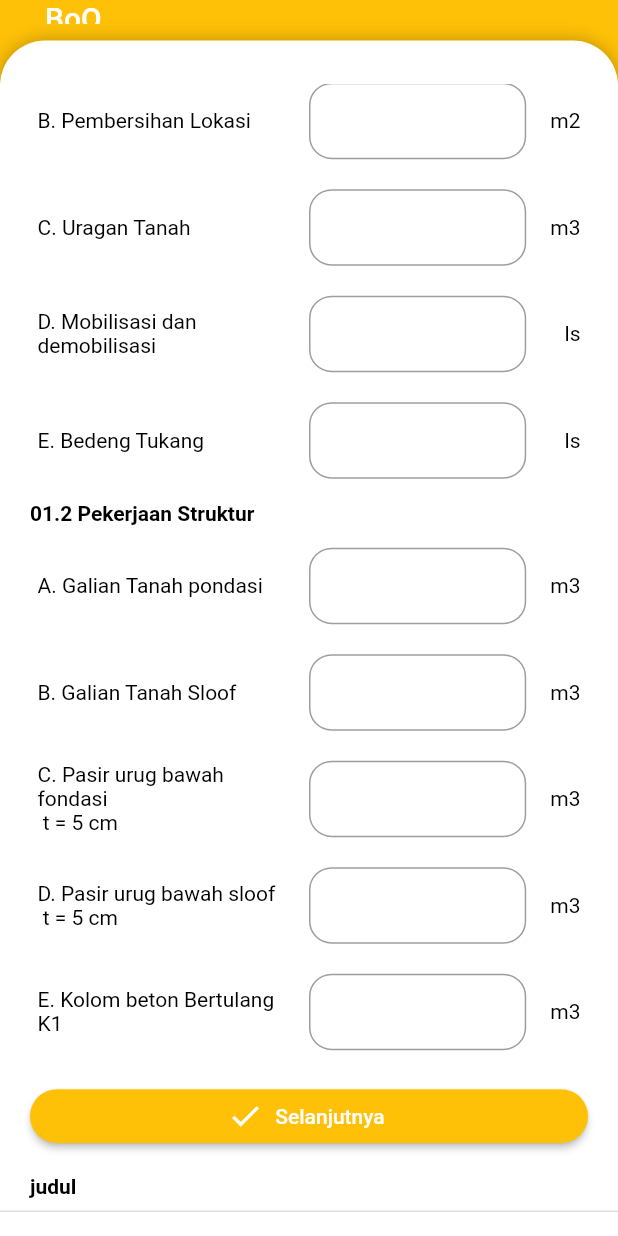
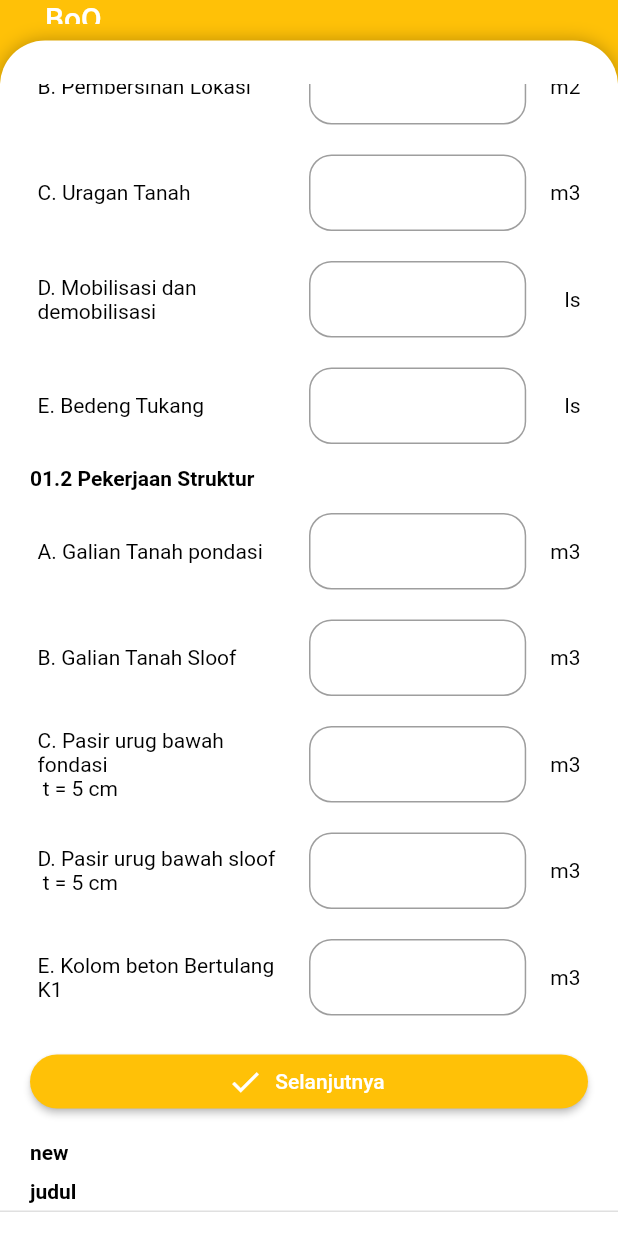
Before and after one commit to qisashasanudin/bangunin_id, a Flutter app: the ProjectBoQ screen opened directly with empty values, scrolled down 489 dp, on a phone screen of 412 x 824 dp. Run offline on Flutter 3.47's test engine with Material 2 defaults, Android fonts, the phone set to English and light mode, and no system bars; our stand-ins replace cloud_firestore, firebase_auth, firebase_core, firebase_storage, flutter_speed_dial, flutter_spinkit and 5 more; accounts and stored records are empty.

Commit message:
new commit

```diff
--- a/lib/screens/mainmenu/home/projects/edit_project/project_BoQ.dart
+++ b/lib/screens/mainmenu/home/projects/edit_project/project_BoQ.dart
@@ -66,6 +66,7 @@ class _ProjectBoQState extends State<ProjectBoQ> {
               _formFill('D. Pasir urug bawah sloof\n t = 5 cm', 'm3'),
               _formFill('E. Kolom beton Bertulang K1', 'm3'),
               _nextButton(input),
+              _judul('new'),
               _judul('judul')
             ]),
           ), //sliver-sliver lain ditulis di sini
```
